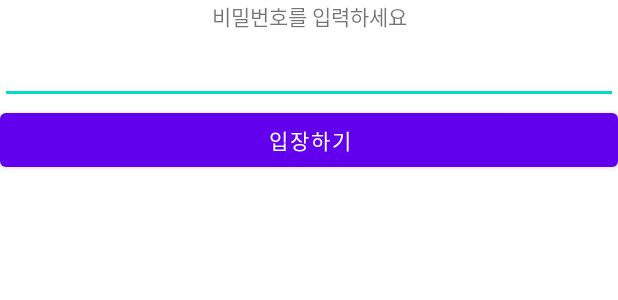
After one commit to Seobok/hanabi, an Android app: the layout dialog_enter_room.xml on its own in the app's theme, with its tools: preview values and no code run, on a phone screen of 412 x 824 dp. The commit adds this screen. Shown: the top 300 px of the screen. Run offline under Robolectric (Android 15) with nearby library versions, the phone set to English and light mode, and no system bars.

Commit message:
방 비밀번호 구현 및 유저 리스트 구현
서복민 방 비밀번호 구현 및 유저 리스트 구현

```diff
--- /dev/null
+++ b/app/src/main/java/com/example/hanabi/Board.java
@@ -0,0 +1,6 @@
+package com.example.hanabi;
+
+public class Board {
+    public String turn;
+
+}
--- a/app/src/main/java/com/example/hanabi/Room.java
+++ b/app/src/main/java/com/example/hanabi/Room.java
@@ -7,5 +7,4 @@ public class Room {
     public String roomNumber;              // 방 번호
     public String title;                   // 방 제목
     public String isGameStart;             // 게임 시작 했는지
-    public Room(){}
 }
--- a/app/src/main/java/com/example/hanabi/User.java
+++ b/app/src/main/java/com/example/hanabi/User.java
@@ -1,5 +1,5 @@
 package com.example.hanabi;
 
 public class User {
-
+    public String p1, p2, p3, p2Ready, p3Ready;
 }
--- /dev/null
+++ b/app/src/main/res/layout/dialog_enter_room.xml
@@ -0,0 +1,29 @@
+<?xml version="1.0" encoding="utf-8"?>
+<LinearLayout xmlns:android="http://schemas.android.com/apk/res/android"
+    xmlns:tools="http://schemas.android.com/tools"
+    android:orientation="vertical"
+    android:layout_width="match_parent"
+    android:layout_height="match_parent">
+
+    <TextView
+        android:id="@+id/enter_room_title"
+        android:layout_width="match_parent"
+        android:layout_height="wrap_content"
+        android:text="비밀번호를 입력하세요"
+        android:textAlignment="center" />
+
+    <EditText
+        android:id="@+id/enter_room_password"
+        android:layout_width="match_parent"
+        android:layout_height="wrap_content"
+        android:ems="10"
+        android:inputType="textPassword"
+        android:minHeight="48dp"
+        tools:ignore="SpeakableTextPresentCheck" />
+
+    <Button
+        android:id="@+id/enter_room_btn"
+        android:layout_width="match_parent"
+        android:layout_height="wrap_content"
+        android:text="입장하기" />
+</LinearLayout>
```
Also changed, not shown: app/src/main/java/com/example/hanabi/Adapter.java (+59 -0 lines), app/src/main/java/com/example/hanabi/RoomListActivity.java (+17 -10 lines).
